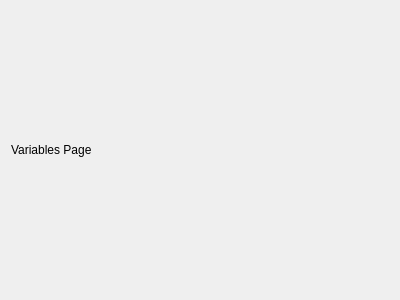
The window that JASP-Desktop/variableswidget.ui (jasp-stats/jasp-desktop) describes before a commit, drawn with Qt 5.
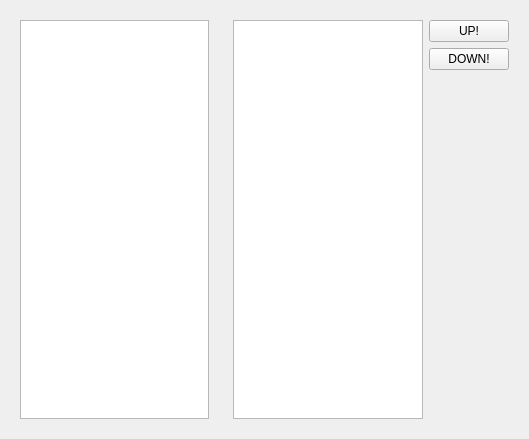
The same window after the commit.

Commit message:
Added basic variables page content
This is horrible, but I needed to throw something quickly together for
teaching purposes.

```diff
--- a/JASP-Desktop/variableswidget.ui
+++ b/JASP-Desktop/variableswidget.ui
@@ -6,8 +6,8 @@
    <rect>
     <x>0</x>
     <y>0</y>
-    <width>400</width>
-    <height>300</height>
+    <width>529</width>
+    <height>439</height>
    </rect>
   </property>
   <property name="windowTitle">
@@ -15,10 +15,43 @@
   </property>
   <layout class="QGridLayout" name="gridLayout">
    <item row="0" column="0">
-    <widget class="QLabel" name="label">
-     <property name="text">
-      <string>Variables Page</string>
-     </property>
+    <widget class="QWidget" name="widget" native="true">
+     <layout class="QGridLayout" name="gridLayout_2">
+      <item row="0" column="0">
+       <widget class="QListView" name="variablesList">
+        <property name="selectionBehavior">
+         <enum>QAbstractItemView::SelectRows</enum>
+        </property>
+       </widget>
+      </item>
+     </layout>
+    </widget>
+   </item>
+   <item row="0" column="1">
+    <widget class="QWidget" name="widget_2" native="true">
+     <layout class="QGridLayout" name="gridLayout_3">
+      <item row="0" column="1">
+       <widget class="QPushButton" name="moveUpButton">
+        <property name="text">
+         <string>UP!</string>
+        </property>
+       </widget>
+      </item>
+      <item row="1" column="1">
+       <widget class="QPushButton" name="moveDownButton">
+        <property name="text">
+         <string>DOWN!</string>
+        </property>
+       </widget>
+      </item>
+      <item row="0" column="0" rowspan="3">
+       <widget class="QTableView" name="levelsList">
+        <property name="selectionBehavior">
+         <enum>QAbstractItemView::SelectRows</enum>
+        </property>
+       </widget>
+      </item>
+     </layout>
     </widget>
    </item>
   </layout>
```
The commit also changes 8 other files.
